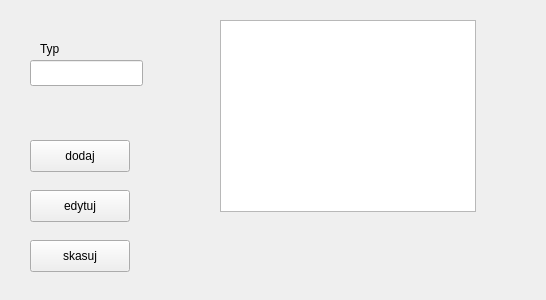
arekbr/Inwentaryzacja, file types.ui: the form before one commit.
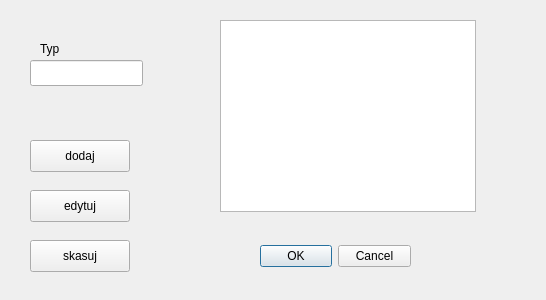
The form after the commit.

Patch:
```diff
--- a/types.ui
+++ b/types.ui
@@ -85,6 +85,19 @@
     <string>skasuj</string>
    </property>
   </widget>
+  <widget class="QDialogButtonBox" name="buttonBox">
+   <property name="geometry">
+    <rect>
+     <x>260</x>
+     <y>240</y>
+     <width>151</width>
+     <height>32</height>
+    </rect>
+   </property>
+   <property name="standardButtons">
+    <set>QDialogButtonBox::Cancel|QDialogButtonBox::Ok</set>
+   </property>
+  </widget>
  </widget>
  <resources/>
  <connections/>
```
